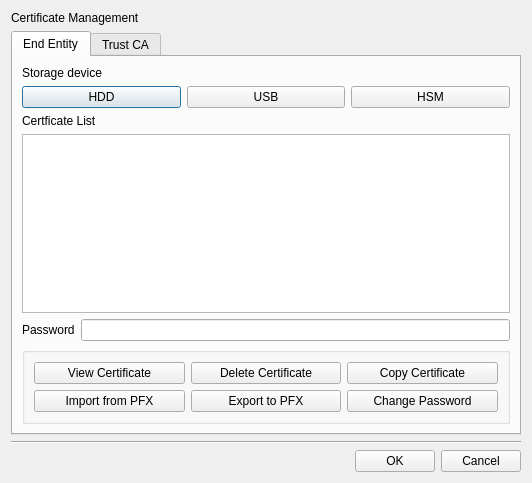
The window that BerEditor/cert_man_dlg.ui (jykim74/BerEditor) describes before a commit, drawn with Qt 5.
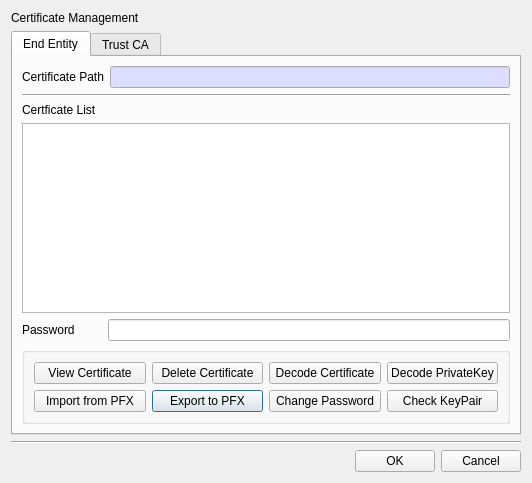
The same window after the commit. The open tabs and pages were chosen to show the change.

What changed in the file:
```diff
--- a/BerEditor/cert_man_dlg.ui
+++ b/BerEditor/cert_man_dlg.ui
@@ -32,37 +32,66 @@
       </attribute>
       <layout class="QVBoxLayout" name="verticalLayout_2">
        <item>
-        <widget class="QLabel" name="label_2">
-         <property name="text">
-          <string>Storage device</string>
+        <layout class="QGridLayout" name="gridLayout_2">
+         <property name="topMargin">
+          <number>0</number>
          </property>
-        </widget>
-       </item>
-       <item>
-        <layout class="QGridLayout" name="gridLayout_3">
          <item row="0" column="0">
-          <widget class="QPushButton" name="mEE_HddBtn">
+          <widget class="QLabel" name="label_6">
+           <property name="minimumSize">
+            <size>
+             <width>80</width>
+             <height>0</height>
+            </size>
+           </property>
            <property name="text">
-            <string>HDD</string>
+            <string>Certificate Path</string>
            </property>
           </widget>
          </item>
          <item row="0" column="1">
-          <widget class="QPushButton" name="mEE_UsbBtn">
-           <property name="text">
-            <string>USB</string>
+          <widget class="QLineEdit" name="mCertPathText">
+           <property name="palette">
+            <palette>
+             <active>
+              <colorrole role="Base">
+               <brush brushstyle="SolidPattern">
+                <color alpha="255">
+                 <red>221</red>
+                 <green>221</green>
+                 <blue>255</blue>
+                </color>
+               </brush>
+              </colorrole>
+             </active>
+             <inactive>
+              <colorrole role="Base">
+               <brush brushstyle="SolidPattern">
+                <color alpha="255">
+                 <red>221</red>
+                 <green>221</green>
+                 <blue>255</blue>
+                </color>
+               </brush>
+              </colorrole>
+             </inactive>
+             <disabled/>
+            </palette>
            </property>
-          </widget>
-         </item>
-         <item row="0" column="2">
-          <widget class="QPushButton" name="mEE_HsmBtn">
-           <property name="text">
-            <string>HSM</string>
+           <property name="readOnly">
+            <bool>true</bool>
            </property>
           </widget>
          </item>
         </layout>
        </item>
+       <item>
+        <widget class="Line" name="line_3">
+         <property name="orientation">
+          <enum>Qt::Horizontal</enum>
+         </property>
+        </widget>
+       </item>
        <item>
         <widget class="QLabel" name="label_3">
          <property name="text">
@@ -80,6 +109,12 @@
          </property>
          <item row="0" column="0">
           <widget class="QLabel" name="label_5">
+           <property name="minimumSize">
+            <size>
+             <width>80</width>
+             <height>0</height>
+            </size>
+           </property>
            <property name="text">
             <string>Password</string>
            </property>
@@ -108,20 +143,6 @@
          <layout class="QVBoxLayout" name="verticalLayout_4">
           <item>
            <layout class="QGridLayout" name="gridLayout_4">
-            <item row="0" column="0">
-             <widget class="QPushButton" name="mViewCertBtn">
-              <property name="text">
-               <string>View Certificate</string>
-              </property>
-             </widget>
-            </item>
-            <item row="0" column="2">
-             <widget class="QPushButton" name="mCopyCertBtn">
-              <property name="text">
-               <string>Copy Certificate</string>
-              </property>
-             </widget>
-            </item>
             <item row="1" column="1">
              <widget class="QPushButton" name="mExportBtn">
               <property name="text">
@@ -143,6 +164,20 @@
               </property>
              </widget>
             </item>
+            <item row="0" column="0">
+             <widget class="QPushButton" name="mViewCertBtn">
+              <property name="text">
+               <string>View Certificate</string>
+              </property>
+             </widget>
+            </item>
+            <item row="0" column="2">
+             <widget class="QPushButton" name="mDecodeCertBtn">
+              <property name="text">
+               <string>Decode Certificate</string>
+              </property>
+             </widget>
+            </item>
             <item row="1" column="0">
              <widget class="QPushButton" name="mImportBtn">
               <property name="text">
@@ -150,6 +185,20 @@
               </property>
              </widget>
             </item>
+            <item row="0" column="3">
+             <widget class="QPushButton" name="mDecodePriKeyBtn">
+              <property name="text">
+               <string>Decode PrivateKey</string>
+              </property>
+             </widget>
+            </item>
+            <item row="1" column="3">
+             <widget class="QPushButton" name="mCheckKeyPairBtn">
+              <property name="text">
+               <string>Check KeyPair</string>
+              </property>
+             </widget>
+            </item>
            </layout>
           </item>
          </layout>
```
Left out of the diff: 28 changed lines with no effect on the pictures.
